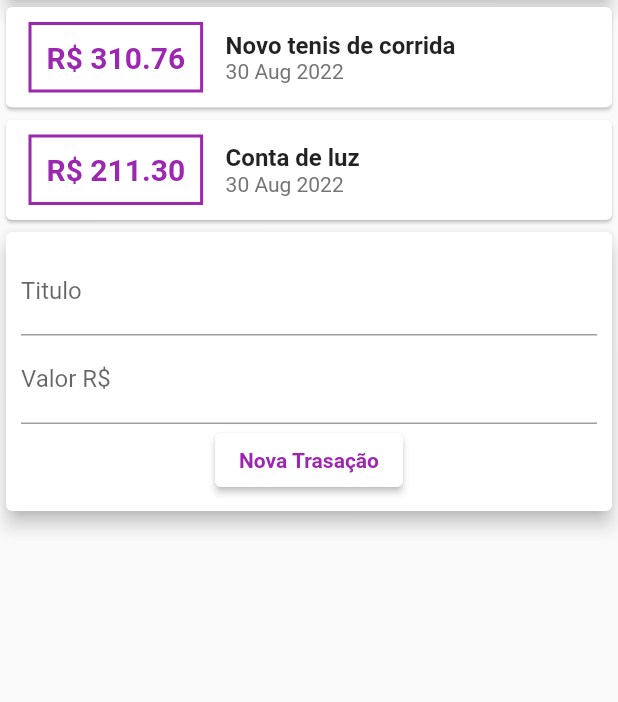
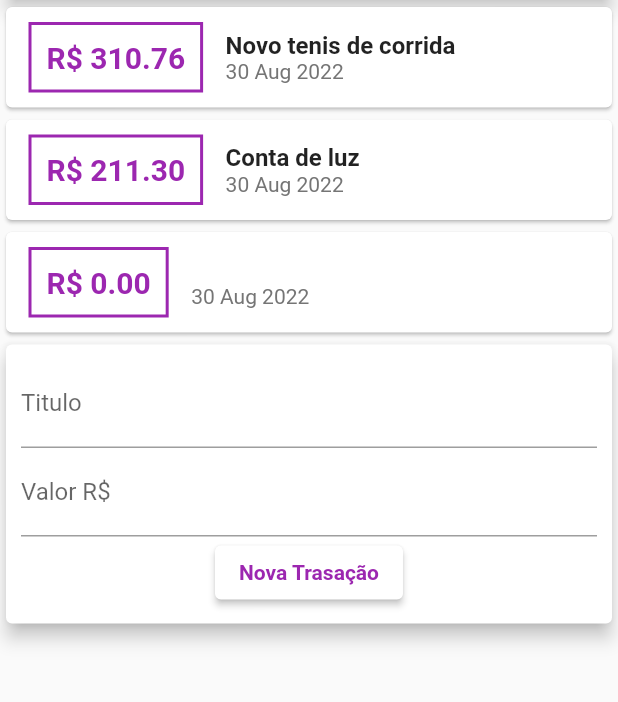
Before and after one commit to victor002Hugo/ExpensesApp, a Flutter app: the screen it shows after launch, after a tap on "Nova Trasação", on a phone screen of 412 x 824 dp, the part 119-821 px from its top. Run offline on Flutter 3.47's test engine with Material 2 defaults, Android fonts, the phone set to English and light mode, and no system bars.

Commit message:
Adicionando na lista

```diff
--- a/lib/components/transaction_form.dart
+++ b/lib/components/transaction_form.dart
@@ -3,6 +3,11 @@ import 'package:flutter/material.dart';
 class TransactionForm extends StatelessWidget {
   final titleController = TextEditingController();
   final valueController = TextEditingController();
+
+  final void Function(String, double) onSubmit;
+
+  TransactionForm(this.onSubmit);
+
   @override
   Widget build(BuildContext context) {
     return Card(
@@ -25,8 +30,9 @@ class TransactionForm extends StatelessWidget {
             ),
             ElevatedButton(
               onPressed: () {
-                print(titleController.text);
-                print(valueController.text);
+                final title = titleController.text;
+                final value = double.tryParse(valueController.text) ?? 0.0;
+                onSubmit(title, value);
               },
               style: ElevatedButton.styleFrom(
                 primary: Colors.white,
--- a/lib/components/transaction_user.dart
+++ b/lib/components/transaction_user.dart
@@ -1,3 +1,5 @@
+import 'dart:math';
+
 import 'package:flutter/material.dart';
 import '../components/transaction_form.dart';
 import '../components/transaction_list.dart';
@@ -23,12 +25,26 @@ class _TransactionUserState extends State<TransactionUser> {
       date: DateTime.now(),
     ),
   ];
+
+  _addTransaction(String title, double value) {
+    final newTransaction = Transaction(
+      id: Random().nextDouble().toString(),
+      title: title,
+      value: value,
+      date: DateTime.now(),
+    );
+
+    setState(() {
+      _transaction.add(newTransaction);
+    });
+  }
+
   @override
   Widget build(BuildContext context) {
     return Column(
       children: [
         TransactionList(_transaction),
-        TransactionForm(),
+        TransactionForm(_addTransaction),
       ],
     );
   }
```
